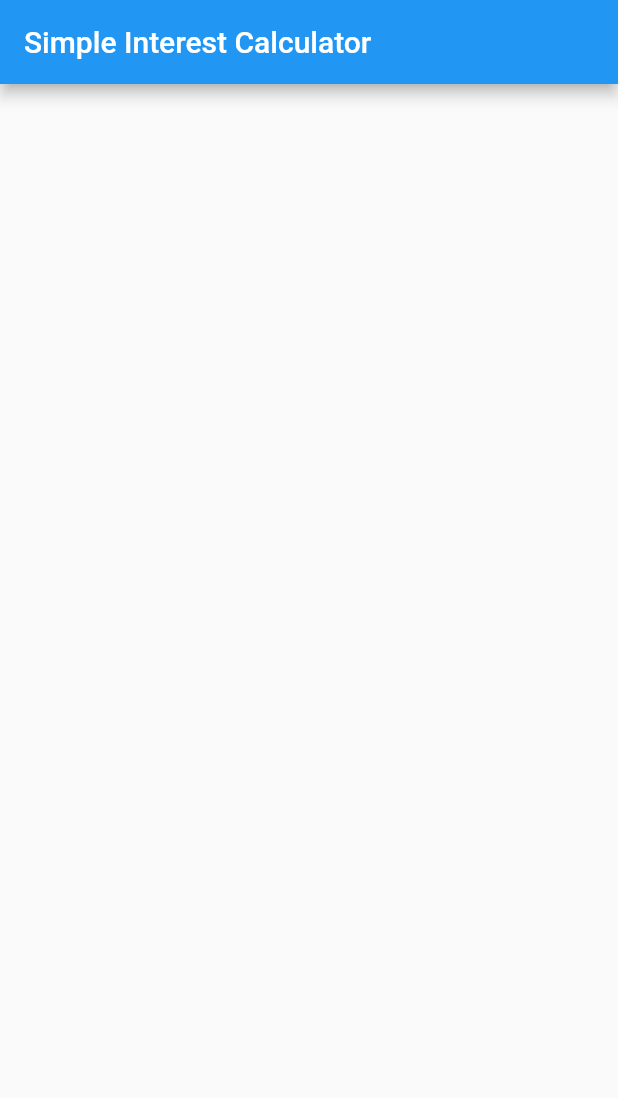
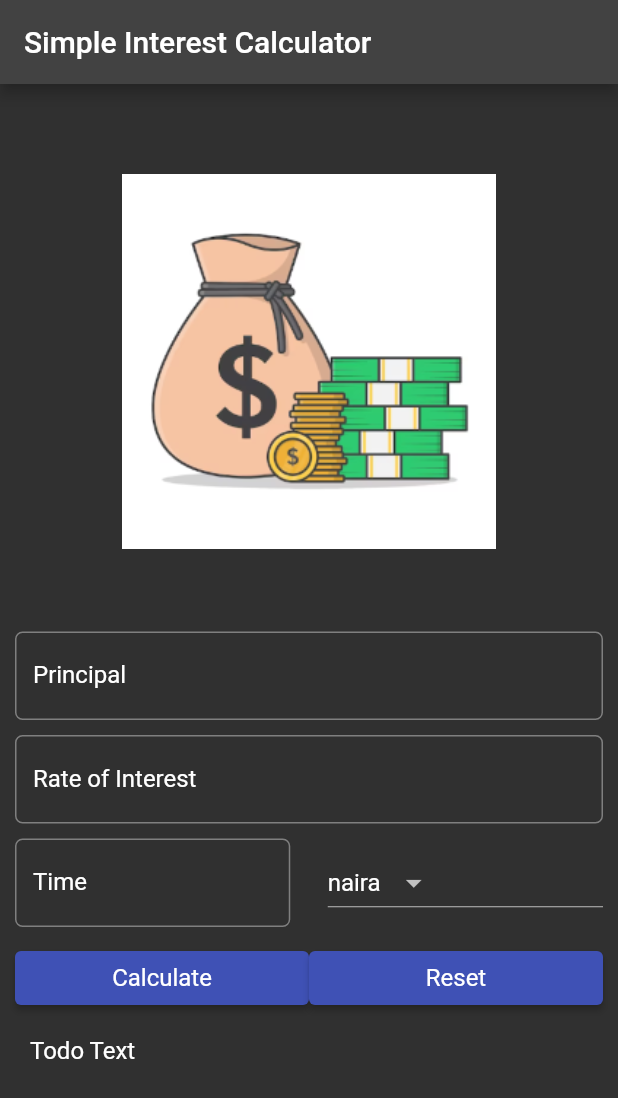
Before and after one commit to rholibobo/interest_calculator, a Flutter app: the screen it shows after launch, on a phone screen of 412 x 824 dp. Shown: the top 1098 px of the screen. Run offline on Flutter 3.47's test engine with Material 2 defaults, Android fonts, the phone set to English and light mode, and no system bars.

Commit message:
Applying themes and styles to my app

```diff
--- a/lib/main.dart
+++ b/lib/main.dart
@@ -1,11 +1,22 @@
-// ignore_for_file: prefer_const_constructors, prefer_final_fields, avoid_unnecessary_containers, prefer_const_literals_to_create_immutables
+// ignore_for_file: prefer_const_constructors, prefer_final_fields, avoid_unnecessary_containers, prefer_const_literals_to_create_immutables, unused_local_variable
 
 import 'package:flutter/material.dart';
 
 void main() {
   runApp(MaterialApp(
+    debugShowCheckedModeBanner: false,
     title: "Simple Interest Calculator App",
     home: SIForm(),
+    theme: ThemeData(
+      // brightness: Brightness.dark,
+      primaryColor: Colors.indigo,
+      colorScheme: ColorScheme.fromSwatch(
+      primarySwatch: Colors.indigo,
+      accentColor: Colors.indigoAccent,
+      // backgroundColor: Colors.black,
+      brightness: Brightness.dark,
+    ),
+    ),
   ));
 }
 
@@ -19,13 +30,111 @@ class SIForm extends StatefulWidget {
 }
 
 class _SIFormState extends State<SIForm> {
-  // var _currencies = ["naira", "pound", "dollar", "others"];
+  var _currencies = ["naira", "pound", "dollar", "others"];
+  final _minimumPadding = 5.0;
+
   @override
   Widget build(BuildContext context) {
+    TextStyle? textStyle = Theme.of(context).textTheme.titleMedium;
     return Scaffold(
+        // resizeToAvoidBottomInset: false,
         appBar: AppBar(title: Text("Simple Interest Calculator")),
         body: Container(
-          child: Column(children: <Widget>[]),
+          margin: EdgeInsets.all(_minimumPadding * 2),
+          child: ListView(children: <Widget>[
+            getImageAsset(),
+            Padding(
+              padding: EdgeInsets.only(
+                  top: _minimumPadding, bottom: _minimumPadding),
+              child: TextField(
+                keyboardType: TextInputType.number,
+                style: textStyle,
+                decoration: InputDecoration(
+                    labelText: "Principal",
+                    labelStyle: textStyle,
+                    hintText: "Enter Principal e.g 12000",
+                    border: OutlineInputBorder(
+                        borderRadius: BorderRadius.circular(5.0))),
+              ),
+            ),
+            Padding(
+              padding: EdgeInsets.only(
+                  top: _minimumPadding, bottom: _minimumPadding),
+              child: TextField(
+                keyboardType: TextInputType.number,
+                style: textStyle,
+                decoration: InputDecoration(
+                    labelText: "Rate of Interest",
+                    labelStyle: textStyle,
+                    hintText: "Enter Rate e.g 1%",
+                    border: OutlineInputBorder(
+                        borderRadius: BorderRadius.circular(5.0))),
+              ),
+            ),
+            Padding(
+                padding: EdgeInsets.only(
+                    top: _minimumPadding, bottom: _minimumPadding),
+                child: Row(
+                  children: <Widget>[
+                    Expanded(
+                        child: TextField(
+                      keyboardType: TextInputType.number,
+                      style: textStyle,
+                      decoration: InputDecoration(
+                          labelText: "Time",
+                          labelStyle: textStyle,
+                          hintText: "Time in years",
+                          border: OutlineInputBorder(
+                              borderRadius: BorderRadius.circular(5.0))),
+                    )),
+                    Container(
+                      width: _minimumPadding * 5,
+                    ),
+                    Expanded(
+                        child: DropdownButton<String>(
+                      value: _currencies[0],
+                      items: _currencies.map((String valueItem) {
+                        return DropdownMenuItem<String>(
+                          value: valueItem,
+                          child: Text(valueItem),
+                        );
+                      }).toList(),
+                      onChanged: (value) => {},
+                    ))
+                  ],
+                )),
+            Padding(
+                padding: EdgeInsets.only(
+                    top: _minimumPadding, bottom: _minimumPadding),
+                child: Row(
+                  children: <Widget>[
+                    Expanded(
+                        child: ElevatedButton(
+                      child: Text("Calculate", style: textStyle,),
+                      onPressed: () {},
+                    )),
+                    Expanded(
+                        child: ElevatedButton(
+                      child: Text("Reset", style: textStyle,),
+                      onPressed: () {},
+                    ))
+                  ],
+                )),
+            Padding(
+              padding: EdgeInsets.all(_minimumPadding * 2),
+              child: Text("Todo Text", style: textStyle,),
+            )
+          ]),
         ));
   }
+
+  Widget getImageAsset() {
+    AssetImage assetImage = AssetImage('images/money.png');
+    Image image = Image(image: assetImage, width: 250.0, height: 250.0);
+
+    return Container(
+      margin: EdgeInsets.all(_minimumPadding * 10),
+      child: image,
+    );
+  }
 }
--- a/pubspec.yaml
+++ b/pubspec.yaml
@@ -59,8 +59,8 @@ flutter:
   uses-material-design: true
 
   # To add assets to your application, add an assets section, like this:
-  # assets:
-  #   - images/a_dot_burr.jpeg
+  assets:
+    - images/money.png
   #   - images/a_dot_ham.jpeg
 
   # An image asset can refer to one or more resolution-specific "variants", see
```
Also changed, not shown: images/money.png (added).
